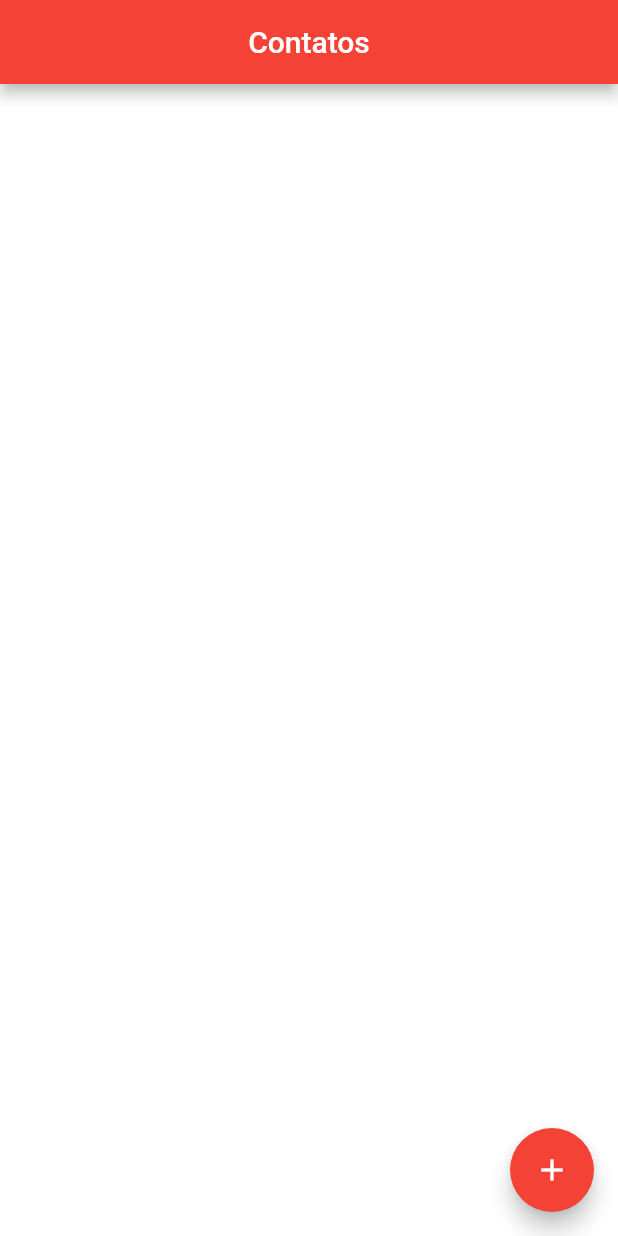
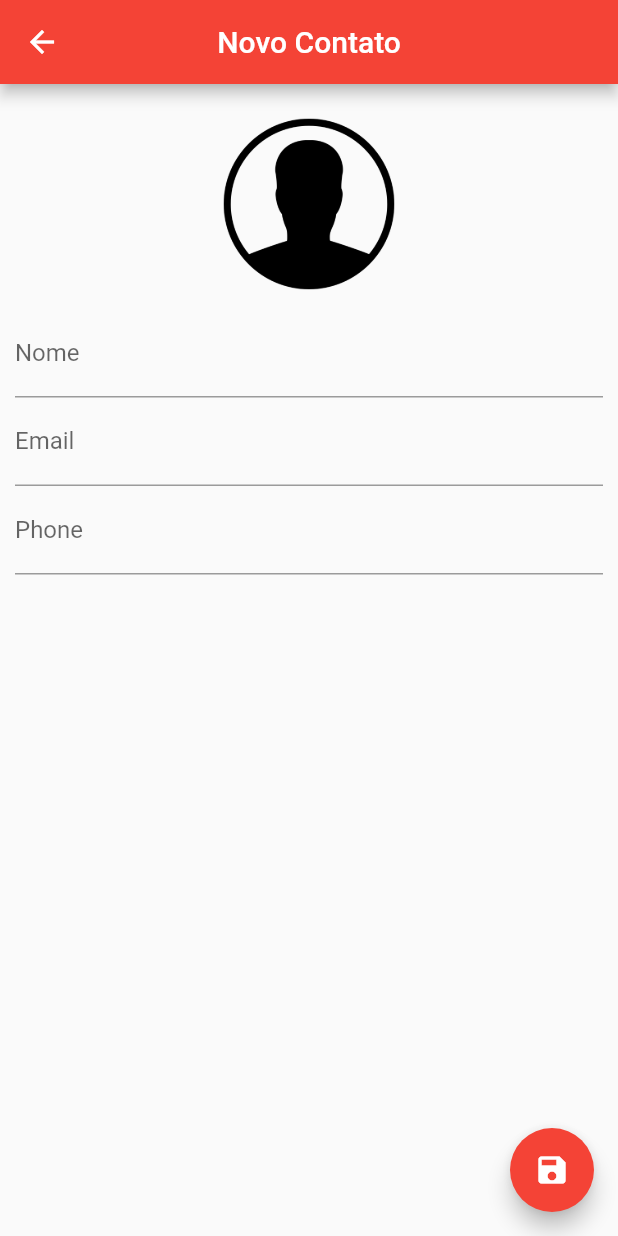
Before and after one commit to lindomarfarineli/agenda, a Flutter app: the screen it shows after launch, after a tap on the "add" icon, on a phone screen of 412 x 824 dp. Run offline on Flutter 3.47's test engine with Material 2 defaults, Android fonts, the phone set to English and light mode, and no system bars; our stand-ins replace image_picker, sqflite; accounts and stored records are empty.

Commit message:
construcao da classe contactPage e solucao de bugs

```diff
--- a/codigo/agenda_contatos/lib/main.dart
+++ b/codigo/agenda_contatos/lib/main.dart
@@ -4,5 +4,6 @@ import 'package:flutter/material.dart';
 void main (){
   runApp(const MaterialApp(
     home: HomePage(),
+    debugShowCheckedModeBanner: false,
   ));
 }
--- /dev/null
+++ b/codigo/agenda_contatos/lib/screens/contact_page.dart
@@ -0,0 +1,174 @@
+import 'package:flutter/material.dart';
+import 'dart:io';
+import '../helpers/contact_helper.dart';
+
+import 'package:image_picker/image_picker.dart';
+
+class ContactPage extends StatefulWidget {
+
+  /// um contato pode ou não ser recebido da tela principal
+  final Contact? contact;
+
+  /// construtor
+  const ContactPage({this.contact, Key? key}) : super(key: key);
+  //const ContactPage(this.contact ,{Key? key}) : super(key: key);
+
+  @override
+  State<ContactPage> createState() => _ContactPageState();
+}
+
+class _ContactPageState extends State<ContactPage> {
+
+  ///controladores para os campos de texto. Por meio destes controladores
+  ///é possível editar os campos de texto
+  final _nameController = TextEditingController();
+  final _emailController = TextEditingController();
+  final _phoneController = TextEditingController();
+
+  /// variáveis globais, a primeira utilizada para verificar se veio um contato
+  /// da outra página, a segunda é uma booleana para auxiliar no controle dos
+  /// campos de texto e terceira para ajudar com o foco, ou seja, onde o cursor
+  /// está no momento. Isto é interessante no processo de validação.
+  late Contact _editedContact;
+  bool _userEdited = false;
+  final _nameFocus = FocusNode();
+
+  /// chamado quando a página inicia.
+  @override
+  void initState() {
+    super.initState();
+    /// aqui é verificado se veio um contato, é uma forma que esta classe tem
+    /// de se comunicar com a classe anterior
+    if(widget.contact == null){
+      /// se o widget é nulo, então é um novo contato.
+      _editedContact = Contact();
+    }else {
+      /// caso contrário não é um novo contato, mas edição de um contato já
+      /// existente.
+      _editedContact = widget.contact!;
+
+      /// nesse caso, espera-se que os textos que vieram sejam mostrados, para
+      /// isso serve este trecho.
+      _nameController.text = _editedContact.name!;
+      _emailController.text = _editedContact.email!;
+      _phoneController.text = _editedContact.phone!;
+    }
+  }
+
+  @override
+  Widget build(BuildContext context) {
+    /// este widget impede que a página seja fechada automaticamente por meio
+    /// da seta voltar - há um tratamento mais abaixo.
+    return WillPopScope (
+      onWillPop: () => _requestPop() ,
+      child: Scaffold(
+        appBar: AppBar(
+          backgroundColor: Colors.red,
+          title: Text(_editedContact.name ?? 'Novo Contato'),
+          centerTitle: true,
+        ),
+        floatingActionButton: FloatingActionButton(
+          onPressed: (){
+            /// caso não haja um nome, o foco, ou seja, o cursor vai para o
+            /// campo nome, em vez de salvar o contato
+            if(_editedContact.name != null && _editedContact.name!.isNotEmpty){
+              Navigator.pop(context, _editedContact);
+            } else {
+              FocusScope.of(context).requestFocus(_nameFocus);
+            }
+          },
+          child: const Icon(Icons.save),
+          backgroundColor: Colors.red,
+        ),
+        body: SingleChildScrollView(
+          padding: const EdgeInsets.all(10),
+          child: Column(
+            children: [
+              GestureDetector(
+                child: Container(
+                  width: 140,
+                  height: 140,
+                  decoration: BoxDecoration(
+                    shape: BoxShape.circle,
+                    image: DecorationImage(
+                      image: _editedContact.img != null?
+                      FileImage(File(_editedContact.img!)):
+                      const AssetImage('images/person.png') as ImageProvider
+                    ),
+                  ),
+                ),
+                onTap: (){
+                  /// abre a câmera e salva o caminho da foto tirada no banco
+                  ImagePicker().pickImage(source: ImageSource.camera).
+                  then((file){
+                    if(file == null){
+                    return;
+                  }
+                  setState(() {
+                    _editedContact.img = file.path;
+                  });
+                  });
+                },
+              ),
+              TextField(
+                controller: _nameController,
+                focusNode: _nameFocus,
+                decoration: const InputDecoration(labelText: 'Nome'),
+                onChanged: (text){
+                  _userEdited = true;
+                  setState(() {
+                    _editedContact.name = text;
+                  });
+                },
+              ),
+              TextField(
+                controller: _emailController,
+                decoration: const InputDecoration(labelText: 'Email'),
+                onChanged: (text){
+                  _userEdited = true;
+                  _editedContact.email = text;
+                },
+                keyboardType: TextInputType.emailAddress,
+              ),
+              TextField(
+                controller: _phoneController,
+                decoration: const InputDecoration(labelText: 'Phone'),
+                onChanged: (text){
+                  _userEdited = true;
+                  _editedContact.phone = text;
+                },
+                keyboardType: TextInputType.phone,
+              ),
+            ],
+          ),
+        ),
+      ),
+    );
+  }
+
+  /// esta função apenas verifica se houve edição ou não de algum dado, caso
+  /// tenha havido edição, é perguntado se deseja descartar.
+  Future<bool> _requestPop(){
+    if(_userEdited){
+      showDialog(context: context, builder:(context){
+        return AlertDialog(
+          title: const Text('Descartar Alterações'),
+          content: const Text('Se sair as alterações serão perdidas'),
+          actions: [
+            TextButton(onPressed: (){
+              Navigator.pop(context);
+            }, child: const Text('Cancelar')),
+           TextButton(onPressed: (){
+              Navigator.pop(context);
+              Navigator.pop(context);
+            }, child: const Text('Sim')),
+          ]
+        );
+      });
+      return Future.value(false);
+    }else{
+      return Future.value(true);
+    }
+  }
+
+}
--- a/codigo/agenda_contatos/pubspec.yaml
+++ b/codigo/agenda_contatos/pubspec.yaml
@@ -35,6 +35,8 @@ dependencies:
   # Use with the CupertinoIcons class for iOS style icons.
   cupertino_icons: ^1.0.2
   sqflite: any
+  url_launcher: ^6.1.5
+  image_picker: ^0.8.5+3
 
 dev_dependencies:
   flutter_test:
@@ -62,6 +64,8 @@ flutter:
   # assets:
   #   - images/a_dot_burr.jpeg
   #   - images/a_dot_ham.jpeg
+  assets:
+    - images/person.png
 
   # An image asset can refer to one or more resolution-specific "variants", see
   # https://flutter.dev/assets-and-images/#resolution-aware.
```
Also changed, not shown: codigo/agenda_contatos/lib/screens/home_page.dart (+129 -5 lines), codigo/agenda_contatos/images/person.png (added), codigo/agenda_contatos/pubspec.lock, outros/person.png (added), 2 other files.
